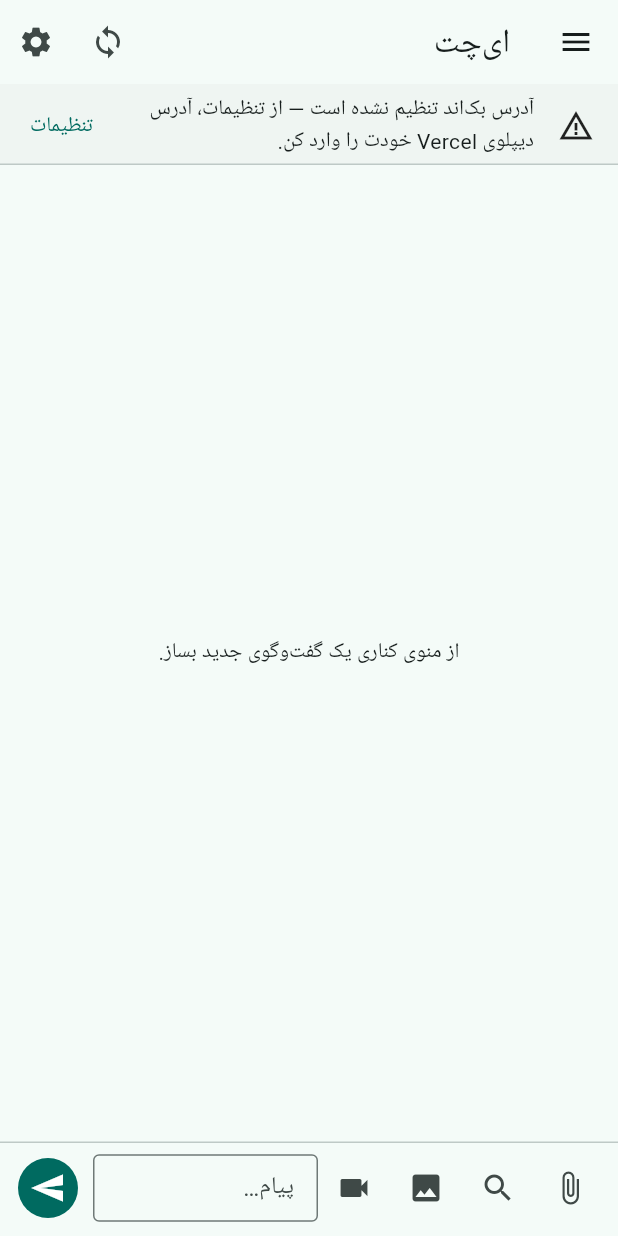
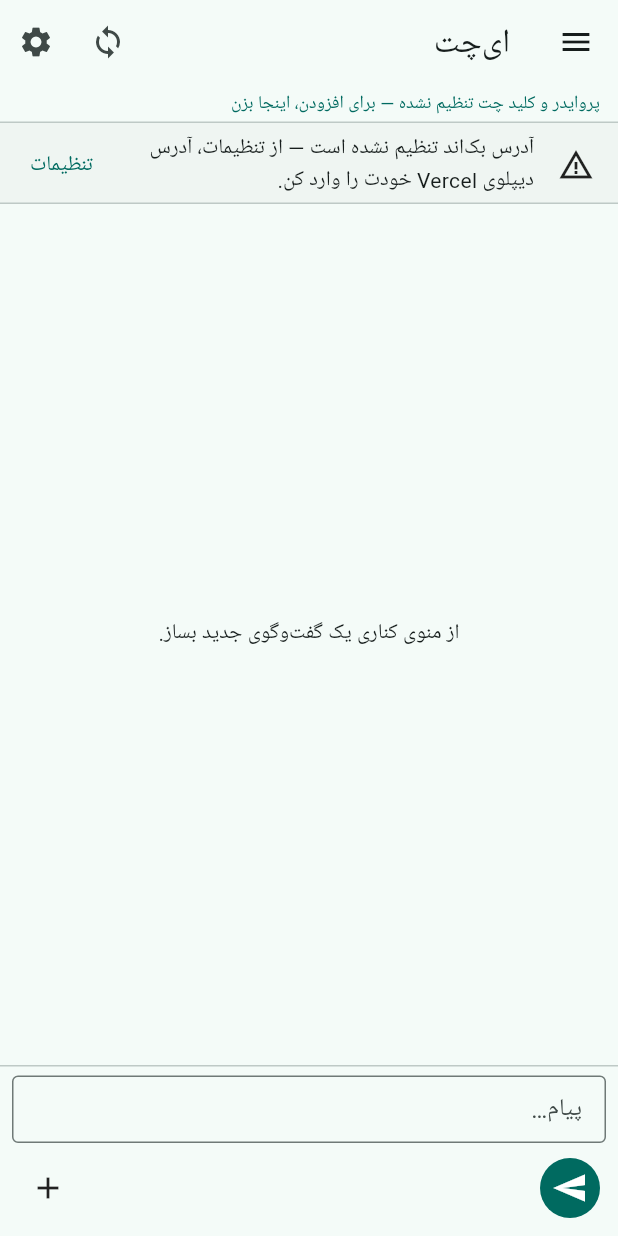
Before and after one commit to hubgitme/aichat-flutter, a Flutter app: the screen it shows after launch, on a phone screen of 412 x 824 dp. Run offline on Flutter 3.47's test engine with Material 3 defaults, Android fonts, the phone set to English and light mode, and no system bars; our stand-ins replace flutter_markdown, image_picker, shared_preferences; missing offline and left inert: markdown, pointycastle.

Commit message:
Redesign: + menu for modes, web-style provider/model/key registries

```diff
--- a/lib/ui/home_page.dart
+++ b/lib/ui/home_page.dart
@@ -22,6 +22,7 @@ import '../sync_crypto.dart';
 import '../sync_engine.dart';
 import '../utils.dart';
 import 'code_block.dart';
+import 'mode_selectors.dart';
 import 'settings_page.dart';
 
 class HomePage extends StatefulWidget {
@@ -612,6 +613,73 @@ class _HomePageState extends State<HomePage> {
     });
   }
 
+  /// بازگشت به گفت‌وگوی عادی (بدون حالت خاص).
+  void _clearMode() {
+    setState(() {
+      _searchMode = false;
+      _imageMode = false;
+      _videoMode = false;
+    });
+  }
+
+  bool get _isPlainChat => !_searchMode && !_imageMode && !_videoMode;
+
+  String? get _activeModeLabel {
+    if (_imageMode) return 'تولید تصویر';
+    if (_videoMode) return 'تولید ویدیو';
+    if (_searchMode) return 'جست‌وجوی وب';
+    return null;
+  }
+
+  String get _composerHint {
+    if (_imageMode) return 'پرامپت تصویر…';
+    if (_videoMode) return 'پرامپت ویدیو…';
+    if (_searchMode) return 'سؤال برای جست‌وجوی وب…';
+    return 'پیام…';
+  }
+
+  /// انتخاب از منوی «+» کنار کامپوزر.
+  void _onComposerMenuSelected(String value) {
+    switch (value) {
+      case 'chat':
+        _clearMode();
+        break;
+      case 'attach':
+        _pickImage();
+        break;
+      case 'search':
+        _toggleSearchMode();
+        break;
+      case 'image':
+        _toggleImageMode();
+        break;
+      case 'video':
+        _toggleVideoMode();
+        break;
+    }
+  }
+
+  Future<void> _openSettings() async {
+    final settings = _settings;
+    if (settings == null) return;
+    await Navigator.of(context).push(
+      MaterialPageRoute(
+        builder: (_) => SettingsPage(
+          settings: settings,
+          onSettingsChanged: _saveSettings,
+          onSyncNow: () => _syncNow(),
+          onDisconnectSync: () async {
+            final prefs = await SharedPreferences.getInstance();
+            await TombstoneStore(prefs).clear();
+            setState(() => _lastSyncText = '');
+          },
+          lastSyncText: _lastSyncText,
+        ),
+      ),
+    );
+    if (mounted) setState(() {});
+  }
+
   // --- رابط کاربری ---
 
   @override
@@ -640,31 +708,14 @@ class _HomePageState extends State<HomePage> {
           IconButton(
             icon: const Icon(Icons.settings),
             tooltip: 'تنظیمات',
-            onPressed: () async {
-              await Navigator.of(context).push(
-                MaterialPageRoute(
-                  builder: (_) => SettingsPage(
-                    settings: settings,
-                    onSettingsChanged: _saveSettings,
-                    onSyncNow: () => _syncNow(),
-                    onDisconnectSync: () async {
-                      final prefs =
-                          await SharedPreferences.getInstance();
-                      await TombstoneStore(prefs).clear();
-                      setState(() => _lastSyncText = '');
-                    },
-                    lastSyncText: _lastSyncText,
-                  ),
-                ),
-              );
-              if (mounted) setState(() {});
-            },
+            onPressed: _openSettings,
           ),
         ],
       ),
       drawer: _buildDrawer(),
       body: Column(
         children: [
+          _buildTopbarSelectors(settings),
           if (!settings.hasBackend)
             MaterialBanner(
               content: const Text(
@@ -672,20 +723,7 @@ class _HomePageState extends State<HomePage> {
               leading: const Icon(Icons.warning_amber),
               actions: [
                 TextButton(
-                  onPressed: () async {
-                    await Navigator.of(context).push(
-                      MaterialPageRoute(
-                        builder: (_) => SettingsPage(
-                          settings: settings,
-                          onSettingsChanged: _saveSettings,
-                          onSyncNow: () => _syncNow(),
-                          onDisconnectSync: () {},
-                          lastSyncText: _lastSyncText,
-                        ),
-                      ),
-                    );
-                    if (mounted) setState(() {});
-                  },
+                  onPressed: _openSettings,
                   child: const Text('تنظیمات'),
                 ),
               ],
@@ -798,6 +836,76 @@ class _HomePageState extends State<HomePage> {
     }
   }
 
+  /// نوارِ انتخابِ پروایدر/مدل و کلیدِ چت — مثل نوار بالای نسخهٔ وب.
+  /// اگر هنوز پروایدر یا کلیدی ثبت نشده، دکمه‌ای برای رفتن به تنظیمات است.
+  Widget _buildTopbarSelectors(AppSettings settings) {
+    final theme = Theme.of(context);
+    if (settings.providers.isEmpty && settings.apiKeys.isEmpty) {
+      return Container(
+        width: double.infinity,
+        padding: const EdgeInsets.fromLTRB(12, 4, 12, 4),
+        decoration: BoxDecoration(
+          color: theme.colorScheme.surface,
+          border: Border(
+            bottom: BorderSide(color: theme.colorScheme.outlineVariant),
+          ),
+        ),
+        child: InkWell(
+          onTap: _openSettings,
+          child: Text(
+            'پروایدر و کلید چت تنظیم نشده — برای افزودن، اینجا بزن',
+            style: theme.textTheme.bodySmall?.copyWith(
+              color: theme.colorScheme.primary,
+            ),
+            overflow: TextOverflow.ellipsis,
+          ),
+        ),
+      );
+    }
+    return Container(
+      padding: const EdgeInsets.fromLTRB(12, 6, 12, 6),
+      decoration: BoxDecoration(
+        color: theme.colorScheme.surface,
+        border: Border(
+          bottom: BorderSide(color: theme.colorScheme.outlineVariant),
+        ),
+      ),
+      child: Row(
+        children: [
+          Expanded(
+            flex: 3,
+            child: ProviderModelDropdown(
+              settings: settings,
+              value: settings.chatProviderModel,
+              dense: true,
+              hintText: 'پروایدر / مدل',
+              onChanged: (v) {
+                if (v == null) return;
+                setState(() => settings.chatProviderModel = v);
+                _saveSettings();
+              },
+            ),
+          ),
+          const SizedBox(width: 8),
+          Expanded(
+            flex: 2,
+            child: ApiKeyDropdown(
+              settings: settings,
+              value: settings.chatKey,
+              dense: true,
+              hintText: 'کلید',
+              onChanged: (v) {
+                if (v == null) return;
+                setState(() => settings.chatKey = v);
+                _saveSettings();
+              },
+            ),
+          ),
+        ],
+      ),
+    );
+  }
+
   Widget _buildComposer() {
     final theme = Theme.of(context);
     return SafeArea(
@@ -845,64 +953,35 @@ class _HomePageState extends State<HomePage> {
                   ],
                 ),
               ),
-            Row(
-              children: [
-                IconButton(
-                  icon: const Icon(Icons.attach_file),
-                  tooltip: 'پیوست عکس',
-                  onPressed: _streaming ? null : _pickImage,
+            if (_activeModeLabel != null)
+              Align(
+                alignment: Alignment.centerRight,
+                child: Padding(
+                  padding: const EdgeInsets.only(bottom: 6),
+                  child: Chip(
+                    label: Text('حالت: $_activeModeLabel'),
+                    deleteIcon: const Icon(Icons.close, size: 16),
+                    onDeleted: _clearMode,
                   ),
-                IconButton(
-                  icon: Icon(
-                    Icons.search,
-                    color: _searchMode
-                        ? theme.colorScheme.primary
-                        : null,
                 ),
-                  tooltip: 'جست‌وجوی وب',
-                  onPressed: _streaming ? null : _toggleSearchMode,
               ),
-                IconButton(
-                  icon: Icon(
-                    Icons.image,
-                    color: _imageMode
-                        ? theme.colorScheme.primary
-                        : null,
-                  ),
-                  tooltip: 'حالت تصویر',
-                  onPressed: _streaming ? null : _toggleImageMode,
-                ),
-                IconButton(
-                  icon: Icon(
-                    Icons.videocam,
-                    color: _videoMode
-                        ? theme.colorScheme.primary
-                        : null,
-                  ),
-                  tooltip: 'حالت ویدیو',
-                  onPressed: _streaming ? null : _toggleVideoMode,
-                ),
-                Expanded(
-                  child: TextField(
+            TextField(
               controller: _composerCtrl,
               maxLines: 5,
               minLines: 1,
               textInputAction: TextInputAction.send,
               onSubmitted: (_) => _send(),
               decoration: InputDecoration(
-                      hintText: _imageMode
-                          ? 'پرامپت تصویر…'
-                          : _videoMode
-                              ? 'پرامپت ویدیو…'
-                              : 'پیام…',
+                hintText: _composerHint,
                 border: const OutlineInputBorder(),
                 isDense: true,
                 contentPadding: const EdgeInsets.symmetric(
                     horizontal: 12, vertical: 10),
               ),
             ),
-                ),
-                const SizedBox(width: 6),
+            const SizedBox(height: 6),
+            Row(
+              children: [
                 _streaming
                     ? IconButton.filled(
                         icon: const Icon(Icons.stop),
@@ -914,10 +993,44 @@ class _HomePageState extends State<HomePage> {
                         tooltip: 'ارسال',
                         onPressed: _send,
                       ),
+                const Spacer(),
+                PopupMenuButton<String>(
+                  icon: const Icon(Icons.add),
+                  tooltip: 'حالت و ابزار',
+                  enabled: !_streaming,
+                  onSelected: _onComposerMenuSelected,
+                  itemBuilder: (ctx) => [
+                    _composerMenuItem(
+                        'chat', Icons.chat_bubble_outline, 'گفت‌وگوی عادی', _isPlainChat),
+                    _composerMenuItem(
+                        'attach', Icons.attach_file, 'پیوست عکس', false),
+                    _composerMenuItem(
+                        'search', Icons.search, 'جست‌وجوی وب', _searchMode),
+                    _composerMenuItem(
+                        'image', Icons.image, 'تولید تصویر', _imageMode),
+                    _composerMenuItem(
+                        'video', Icons.videocam, 'تولید ویدیو', _videoMode),
                   ],
                 ),
               ],
             ),
+          ],
+        ),
+      ),
+    );
+  }
+
+  PopupMenuItem<String> _composerMenuItem(
+      String value, IconData icon, String title, bool active) {
+    return PopupMenuItem<String>(
+      value: value,
+      child: Row(
+        children: [
+          Icon(icon, size: 20),
+          const SizedBox(width: 10),
+          Expanded(child: Text(title)),
+          if (active) const Icon(Icons.check, size: 18),
+        ],
       ),
     );
   }
```
Lines whose indentation alone changed are shown as unchanged.
